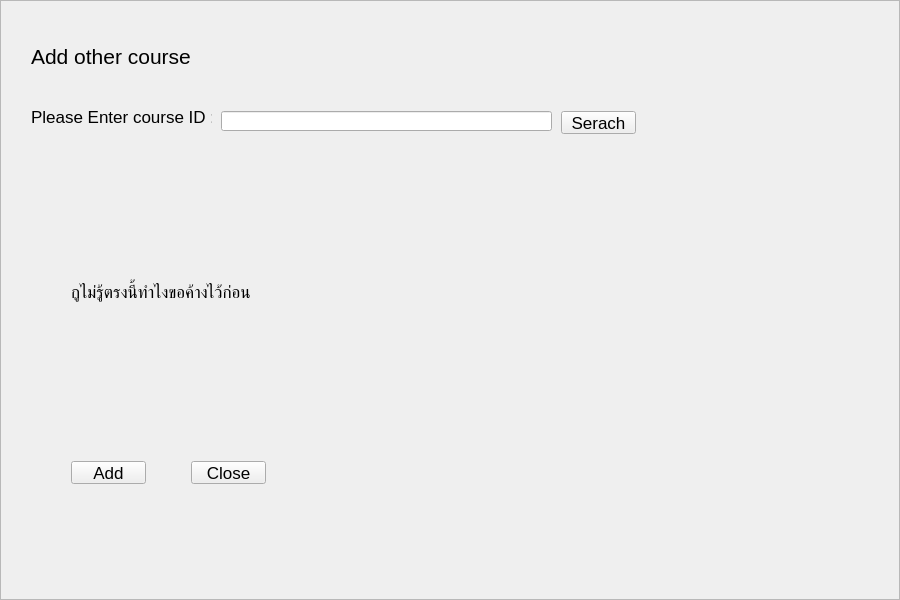
Before: the Qt Designer form resources/UI/studentAddcourse.ui in Poom1997/gman, drawn with Qt 5.
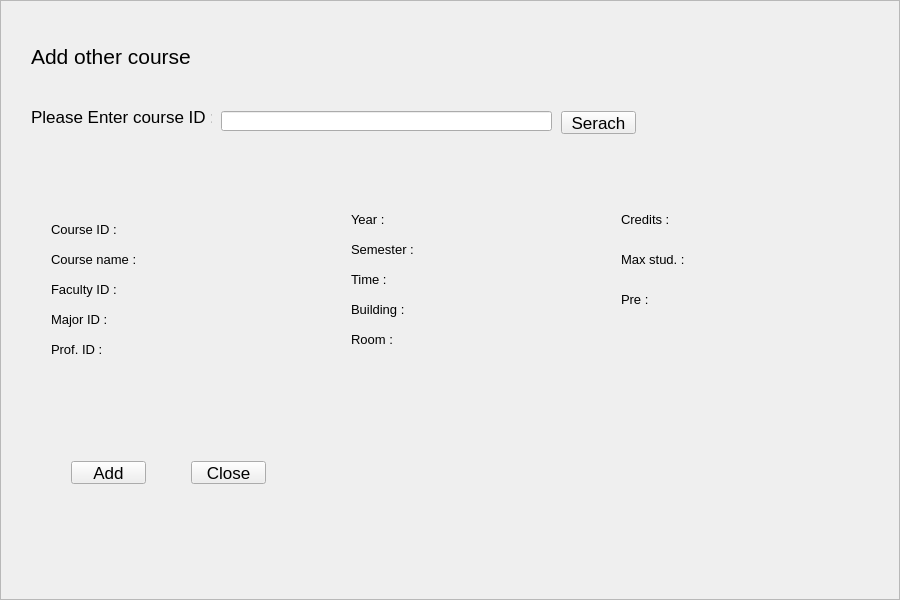
After: the same form once the commit is applied.

What changed in the file:
```diff
--- a/resources/UI/studentAddcourse.ui
+++ b/resources/UI/studentAddcourse.ui
@@ -112,19 +112,6 @@
       <string>Serach</string>
      </property>
     </widget>
-    <widget class="QLabel" name="label_3">
-     <property name="geometry">
-      <rect>
-       <x>70</x>
-       <y>170</y>
-       <width>651</width>
-       <height>241</height>
-      </rect>
-     </property>
-     <property name="text">
-      <string>กูไม่รู้ตรงนี้ทำไงขอค้างไว้ก่อน</string>
-     </property>
-    </widget>
     <widget class="QPushButton" name="pushButton_2">
      <property name="geometry">
       <rect>
@@ -151,6 +138,474 @@
       <string>Close</string>
      </property>
     </widget>
+    <widget class="QLabel" name="label_3">
+     <property name="geometry">
+      <rect>
+       <x>50</x>
+       <y>220</y>
+       <width>71</width>
+       <height>16</height>
+      </rect>
+     </property>
+     <property name="font">
+      <font>
+       <pointsize>10</pointsize>
+      </font>
+     </property>
+     <property name="text">
+      <string>Course ID :</string>
+     </property>
+    </widget>
+    <widget class="QLabel" name="label_4">
+     <property name="geometry">
+      <rect>
+       <x>50</x>
+       <y>250</y>
+       <width>91</width>
+       <height>16</height>
+      </rect>
+     </property>
+     <property name="font">
+      <font>
+       <pointsize>10</pointsize>
+      </font>
+     </property>
+     <property name="text">
+      <string>Course name :</string>
+     </property>
+    </widget>
+    <widget class="QLabel" name="label_5">
+     <property name="geometry">
+      <rect>
+       <x>50</x>
+       <y>280</y>
+       <width>71</width>
+       <height>16</height>
+      </rect>
+     </property>
+     <property name="font">
+      <font>
+       <pointsize>10</pointsize>
+      </font>
+     </property>
+     <property name="text">
+      <string>Faculty ID :</string>
+     </property>
+    </widget>
+    <widget class="QLabel" name="label_7">
+     <property name="geometry">
+      <rect>
+       <x>50</x>
+       <y>310</y>
+       <width>61</width>
+       <height>16</height>
+      </rect>
+     </property>
+     <property name="font">
+      <font>
+       <pointsize>10</pointsize>
+      </font>
+     </property>
+     <property name="text">
+      <string>Major ID :</string>
+     </property>
+    </widget>
+    <widget class="QLabel" name="label_6">
+     <property name="geometry">
+      <rect>
+       <x>50</x>
+       <y>340</y>
+       <width>61</width>
+       <height>16</height>
+      </rect>
+     </property>
+     <property name="font">
+      <font>
+       <pointsize>10</pointsize>
+      </font>
+     </property>
+     <property name="text">
+      <string>Prof. ID :</string>
+     </property>
+    </widget>
+    <widget class="QLabel" name="label_8">
+     <property name="geometry">
+      <rect>
+       <x>350</x>
+       <y>210</y>
+       <width>41</width>
+       <height>16</height>
+      </rect>
+     </property>
+     <property name="font">
+      <font>
+       <pointsize>10</pointsize>
+      </font>
+     </property>
+     <property name="text">
+      <string>Year :</string>
+     </property>
+    </widget>
+    <widget class="QLabel" name="label_9">
+     <property name="geometry">
+      <rect>
+       <x>350</x>
+       <y>240</y>
+       <width>71</width>
+       <height>16</height>
+      </rect>
+     </property>
+     <property name="font">
+      <font>
+       <pointsize>10</pointsize>
+      </font>
+     </property>
+     <property name="text">
+      <string>Semester :</string>
+     </property>
+    </widget>
+    <widget class="QLabel" name="label_10">
+     <property name="geometry">
+      <rect>
+       <x>350</x>
+       <y>270</y>
+       <width>41</width>
+       <height>16</height>
+      </rect>
+     </property>
+     <property name="font">
+      <font>
+       <pointsize>10</pointsize>
+      </font>
+     </property>
+     <property name="text">
+      <string>Time :</string>
+     </property>
+    </widget>
+    <widget class="QLabel" name="label_11">
+     <property name="geometry">
+      <rect>
+       <x>350</x>
+       <y>300</y>
+       <width>61</width>
+       <height>16</height>
+      </rect>
+     </property>
+     <property name="font">
+      <font>
+       <pointsize>10</pointsize>
+      </font>
+     </property>
+     <property name="text">
+      <string>Building :</string>
+     </property>
+    </widget>
+    <widget class="QLabel" name="label_12">
+     <property name="geometry">
+      <rect>
+       <x>350</x>
+       <y>330</y>
+       <width>51</width>
+       <height>16</height>
+      </rect>
+     </property>
+     <property name="font">
+      <font>
+       <pointsize>10</pointsize>
+      </font>
+     </property>
+     <property name="text">
+      <string>Room :</string>
+     </property>
+    </widget>
+    <widget class="QLabel" name="label_13">
+     <property name="geometry">
+      <rect>
+       <x>620</x>
+       <y>210</y>
+       <width>61</width>
+       <height>16</height>
+      </rect>
+     </property>
+     <property name="font">
+      <font>
+       <pointsize>10</pointsize>
+      </font>
+     </property>
+     <property name="text">
+      <string>Credits :</string>
+     </property>
+    </widget>
+    <widget class="QLabel" name="label_14">
+     <property name="geometry">
+      <rect>
+       <x>620</x>
+       <y>250</y>
+       <width>71</width>
+       <height>16</height>
+      </rect>
+     </property>
+     <property name="font">
+      <font>
+       <pointsize>10</pointsize>
+      </font>
+     </property>
+     <property name="text">
+      <string>Max stud. :</string>
+     </property>
+    </widget>
+    <widget class="QLabel" name="label_15">
+     <property name="geometry">
+      <rect>
+       <x>620</x>
+       <y>290</y>
+       <width>31</width>
+       <height>16</height>
+      </rect>
+     </property>
+     <property name="font">
+      <font>
+       <pointsize>10</pointsize>
+      </font>
+     </property>
+     <property name="text">
+      <string>Pre :</string>
+     </property>
+    </widget>
+    <widget class="QLabel" name="label_16">
+     <property name="geometry">
+      <rect>
+       <x>120</x>
+       <y>220</y>
+       <width>171</width>
+       <height>16</height>
+      </rect>
+     </property>
+     <property name="font">
+      <font>
+       <pointsize>10</pointsize>
+      </font>
+     </property>
+     <property name="text">
+      <string/>
+     </property>
+    </widget>
+    <widget class="QLabel" name="label_17">
+     <property name="geometry">
+      <rect>
+       <x>140</x>
+       <y>250</y>
+       <width>171</width>
+       <height>16</height>
+      </rect>
+     </property>
+     <property name="font">
+      <font>
+       <pointsize>10</pointsize>
+      </font>
+     </property>
+     <property name="text">
+      <string/>
+     </property>
+    </widget>
+    <widget class="QLabel" name="label_18">
+     <property name="geometry">
+      <rect>
+       <x>120</x>
+       <y>280</y>
+       <width>171</width>
+       <height>16</height>
+      </rect>
+     </property>
+     <property name="font">
+      <font>
+       <pointsize>10</pointsize>
+      </font>
+     </property>
+     <property name="text">
+      <string/>
+     </property>
+    </widget>
+    <widget class="QLabel" name="label_19">
+     <property name="geometry">
+      <rect>
+       <x>120</x>
+       <y>310</y>
+       <width>171</width>
+       <height>16</height>
+      </rect>
+     </property>
+     <property name="font">
+      <font>
+       <pointsize>10</pointsize>
+      </font>
+     </property>
+     <property name="text">
+      <string/>
+     </property>
+    </widget>
+    <widget class="QLabel" name="label_20">
+     <property name="geometry">
+      <rect>
+       <x>110</x>
+       <y>340</y>
+       <width>171</width>
+       <height>16</height>
+      </rect>
+     </property>
+     <property name="font">
+      <font>
+       <pointsize>10</pointsize>
+      </font>
+     </property>
+     <property name="text">
+      <string/>
+     </property>
+    </widget>
+    <widget class="QLabel" name="label_21">
+     <property name="geometry">
+      <rect>
+       <x>400</x>
+       <y>210</y>
+       <width>171</width>
+       <height>16</height>
+      </rect>
+     </property>
+     <property name="font">
+      <font>
+       <pointsize>10</pointsize>
+      </font>
+     </property>
+     <property name="text">
+      <string/>
+     </property>
+    </widget>
+    <widget class="QLabel" name="label_22">
+     <property name="geometry">
+      <rect>
+       <x>430</x>
+       <y>240</y>
+       <width>171</width>
+       <height>16</height>
+      </rect>
+     </property>
+     <property name="font">
+      <font>
+       <pointsize>10</pointsize>
+      </font>
+     </property>
+     <property name="text">
+      <string/>
+     </property>
+    </widget>
+    <widget class="QLabel" name="label_23">
+     <property name="geometry">
+      <rect>
+       <x>400</x>
+       <y>270</y>
+       <width>171</width>
+       <height>16</height>
+      </rect>
+     </property>
+     <property name="font">
+      <font>
+       <pointsize>10</pointsize>
+      </font>
+     </property>
+     <property name="text">
+      <string/>
+     </property>
+    </widget>
+    <widget class="QLabel" name="label_24">
+     <property name="geometry">
+      <rect>
+       <x>410</x>
+       <y>300</y>
+       <width>171</width>
+       <height>16</height>
+      </rect>
+     </property>
+     <property name="font">
+      <font>
+       <pointsize>10</pointsize>
+      </font>
+     </property>
+     <property name="text">
+      <string/>
+     </property>
+    </widget>
+    <widget class="QLabel" name="label_25">
+     <property name="geometry">
+      <rect>
+       <x>400</x>
+       <y>330</y>
+       <width>171</width>
+       <height>16</height>
+      </rect>
+     </property>
+     <property name="font">
+      <font>
+       <pointsize>10</pointsize>
+      </font>
+     </property>
+     <property name="text">
+      <string/>
+     </property>
+    </widget>
+    <widget class="QLabel" name="label_26">
+     <property name="geometry">
+      <rect>
+       <x>670</x>
+       <y>210</y>
+       <width>171</width>
+       <height>16</height>
+      </rect>
+     </property>
+     <property name="font">
+      <font>
+       <pointsize>10</pointsize>
+      </font>
+     </property>
+     <property name="text">
+      <string/>
+     </property>
+    </widget>
+    <widget class="QLabel" name="label_27">
+     <property name="geometry">
+      <rect>
+       <x>690</x>
+       <y>250</y>
+       <width>171</width>
+       <height>16</height>
+      </rect>
+     </property>
+     <property name="font">
+      <font>
+       <pointsize>10</pointsize>
+      </font>
+     </property>
+     <property name="text">
+      <string/>
+     </property>
+    </widget>
+    <widget class="QLabel" name="label_28">
+     <property name="geometry">
+      <rect>
+       <x>660</x>
+       <y>290</y>
+       <width>171</width>
+       <height>16</height>
+      </rect>
+     </property>
+     <property name="font">
+      <font>
+       <pointsize>10</pointsize>
+      </font>
+     </property>
+     <property name="text">
+      <string/>
+     </property>
+    </widget>
    </widget>
   </widget>
  </widget>
```
